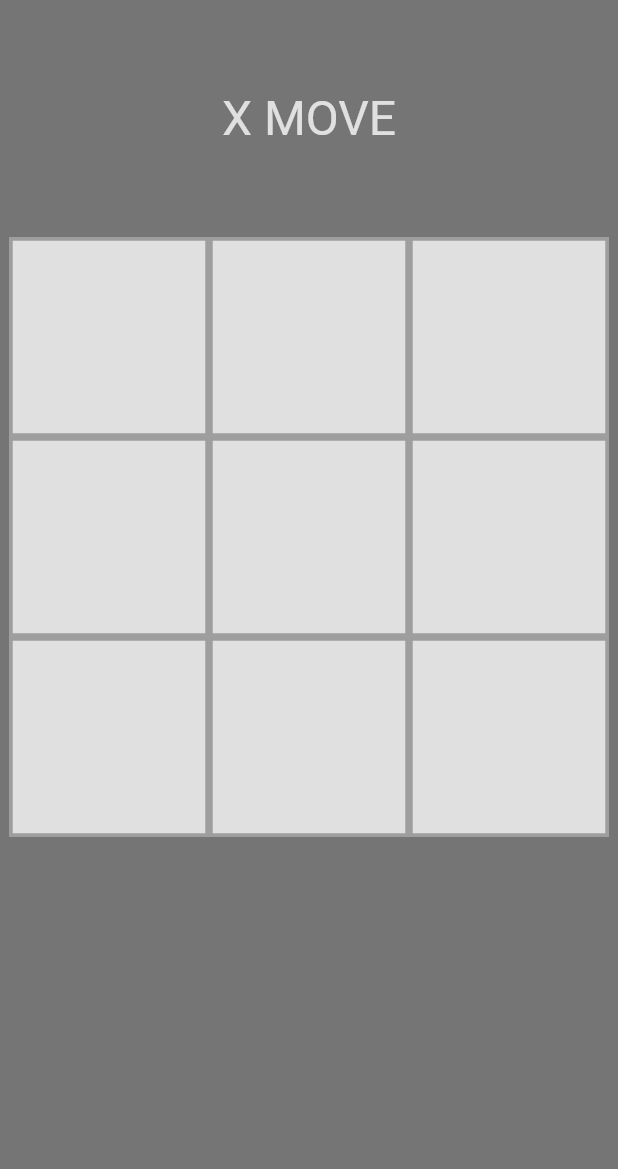
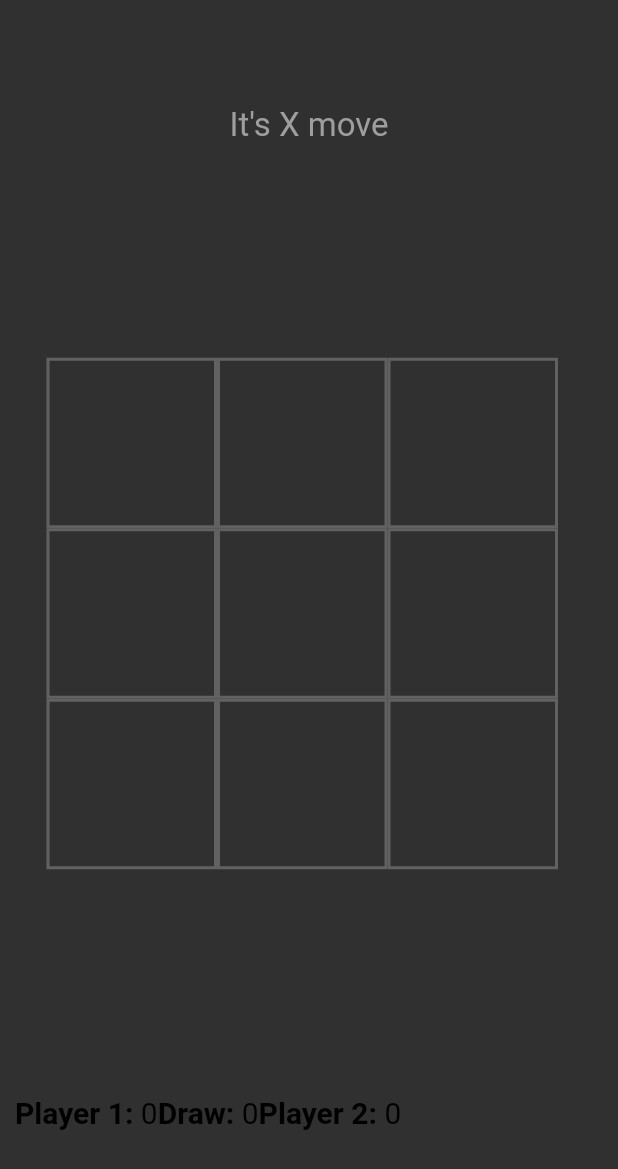
Before and after one commit to jakubjaniec/tictactoe, a Flutter app: the screen it shows after launch, on a phone screen of 412 x 824 dp. Shown: the top 1169 px of the screen. Run offline on Flutter 3.47's test engine with Material 2 defaults, Android fonts, the phone set to English and light mode, and no system bars.

Commit message:
Start app refactor

```diff
--- a/lib/field.dart
+++ /dev/null
@@ -1,48 +0,0 @@
-import 'package:flutter/material.dart';
-import 'shapes.dart';
-
-class Field extends StatefulWidget {
-  final Function saveChoice;
-  final List movesList;
-  final int row;
-  final int place;
-
-  Field(this.saveChoice, this.movesList, this.row, this.place);
-  @override
-  _FieldState createState() =>
-      _FieldState(this.saveChoice, this.movesList, this.row, this.place);
-}
-
-class _FieldState extends State<Field> {
-  bool disabled = false;
-
-  final Function saveChoice;
-  final List movesList;
-  final int row;
-  final int place;
-
-  _FieldState(this.saveChoice, this.movesList, this.row, this.place);
-
-  void handleClick() {
-    saveChoice(row, place);
-
-    setState(() {
-      disabled = true;
-    });
-  }
-
-  @override
-  Widget build(BuildContext context) {
-    return Container(
-      width: 400 / 3 - 5,
-      height: 400 / 3 - 5,
-      color: Colors.grey[300],
-      child: FlatButton(
-        onPressed: disabled ? null : handleClick,
-        child: disabled
-            ? (movesList[row][place] == 'X' ? XSign() : Circle())
-            : null,
-      ),
-    );
-  }
-}
--- a/lib/main.dart
+++ b/lib/main.dart
@@ -1,171 +1,12 @@
 import 'package:flutter/material.dart';
-import 'package:flutter_phoenix/flutter_phoenix.dart';
 
-import 'field.dart';
-import 'modals.dart';
+import 'pages/game.dart';
 
-void main() => runApp(MaterialApp(home: Phoenix(child: TicTacToe())));
+void main() => runApp(MaterialApp(home: TicTacToe()));
 
-class TicTacToe extends StatefulWidget {
-  @override
-  _TicTacToeState createState() => _TicTacToeState();
-}
-
-class _TicTacToeState extends State<TicTacToe> {
-  bool xMove = true;
-  String winner = '';
-  bool draw = false;
-  int movesCounter = 0;
-
-  var movesList = List.generate(3, (i) => List(3), growable: false);
-
-  // saves yours fields' choice into the movesList
-  void saveChoice(row, place) {
-    if (xMove)
-      setState(() {
-        movesList[row][place] = 'X';
-      });
-    else
-      setState(() {
-        movesList[row][place] = 'O';
-      });
-
-    setState(() {
-      xMove = !xMove;
-      movesCounter++;
-    });
-    checkWinner();
-  }
-
-  void showModal() async {
-    draw
-        ? await Modal.drawModal(context, restartGame)
-        : await Modal.winnerModal(context, winner, restartGame);
-  }
-
-  void restartGame() {
-    Phoenix.rebirth(context);
-  }
-
-  void checkWinner() {
-    for (int i = 0; i < 3; i++) {
-      // horizontal check
-      if (movesList[i][0] == 'X' &&
-          movesList[i][1] == 'X' &&
-          movesList[i][2] == 'X')
-        setState(() {
-          winner = 'X';
-        });
-      else if (movesList[i][0] == 'O' &&
-          movesList[i][1] == 'O' &&
-          movesList[i][2] == 'O')
-        setState(() {
-          winner = 'O';
-        });
-
-      // vertical check
-      if (movesList[0][i] == 'X' &&
-          movesList[1][i] == 'X' &&
-          movesList[2][i] == 'X')
-        setState(() {
-          winner = 'X';
-        });
-      else if (movesList[0][i] == 'O' &&
-          movesList[1][i] == 'O' &&
-          movesList[2][i] == 'O')
-        setState(() {
-          winner = 'O';
-        });
-
-      // cross check
-      if ((movesList[0][0] == 'X' &&
-              movesList[1][1] == 'X' &&
-              movesList[2][2] == 'X') ||
-          (movesList[0][2] == 'X' &&
-              movesList[1][1] == 'X' &&
-              movesList[2][0] == 'X'))
-        setState(() {
-          winner = 'X';
-        });
-      else if ((movesList[0][0] == 'O' &&
-              movesList[1][1] == 'O' &&
-              movesList[2][2] == 'O') ||
-          (movesList[0][2] == 'O' &&
-              movesList[1][1] == 'O' &&
-              movesList[2][0] == 'O'))
-        setState(() {
-          winner = 'O';
-        });
-    }
-    if (winner == '' && movesCounter == 9)
-      setState(() {
-        draw = true;
-      });
-
-    if (winner != '' || draw == true) showModal();
-  }
-
+class TicTacToe extends StatelessWidget {
   @override
   Widget build(BuildContext context) {
-    return Scaffold(
-      body: Flex(
-        direction: Axis.vertical,
-        children: [
-          Expanded(
-            child: Container(
-              color: Colors.grey[600],
-              child: Column(
-                mainAxisAlignment: MainAxisAlignment.start,
-                children: [
-                  Container(
-                    margin: EdgeInsets.symmetric(vertical: 60),
-                    child: Text(
-                      xMove ? 'X MOVE' : 'O MOVE',
-                      style: TextStyle(fontSize: 32.0, color: Colors.grey[300]),
-                    ),
-                  ),
-                  Center(
-                    child: Container(
-                      width: 400,
-                      height: 400,
-                      color: Colors.grey[500],
-                      child: Column(
-                        mainAxisAlignment: MainAxisAlignment.spaceAround,
-                        children: [
-                          Row(
-                            mainAxisAlignment: MainAxisAlignment.spaceAround,
-                            children: [
-                              Field(saveChoice, movesList, 0, 0),
-                              Field(saveChoice, movesList, 0, 1),
-                              Field(saveChoice, movesList, 0, 2),
-                            ],
-                          ),
-                          Row(
-                            mainAxisAlignment: MainAxisAlignment.spaceAround,
-                            children: [
-                              Field(saveChoice, movesList, 1, 0),
-                              Field(saveChoice, movesList, 1, 1),
-                              Field(saveChoice, movesList, 1, 2),
-                            ],
-                          ),
-                          Row(
-                            mainAxisAlignment: MainAxisAlignment.spaceAround,
-                            children: [
-                              Field(saveChoice, movesList, 2, 0),
-                              Field(saveChoice, movesList, 2, 1),
-                              Field(saveChoice, movesList, 2, 2),
-                            ],
-                          ),
-                        ],
-                      ),
-                    ),
-                  ),
-                ],
-              ),
-            ),
-          ),
-        ],
-      ),
-    );
+    return Game();
   }
 }
--- /dev/null
+++ b/lib/pages/components/board.dart
@@ -0,0 +1,63 @@
+import 'package:flutter/material.dart';
+
+import 'field.dart';
+
+class Board extends StatefulWidget {
+  final Function saveChoice;
+  final List movesList;
+  final bool restart;
+  final Function changeRestart;
+
+  Board(this.saveChoice, this.movesList, this.restart, this.changeRestart);
+
+  @override
+  _BoardState createState() => _BoardState();
+}
+
+class _BoardState extends State<Board> {
+  @override
+  Widget build(BuildContext context) {
+    return Container(
+      width: 350,
+      height: 350,
+      child: Column(
+        // mainAxisAlignment: MainAxisAlignment.spaceAround,
+        children: [
+          Row(
+            // mainAxisAlignment: MainAxisAlignment.spaceAround,
+            children: [
+              Field(widget.saveChoice, widget.movesList, 0, 0, widget.restart,
+                  widget.changeRestart),
+              Field(widget.saveChoice, widget.movesList, 0, 1, widget.restart,
+                  widget.changeRestart),
+              Field(widget.saveChoice, widget.movesList, 0, 2, widget.restart,
+                  widget.changeRestart),
+            ],
+          ),
+          Row(
+            // mainAxisAlignment: MainAxisAlignment.spaceAround,
+            children: [
+              Field(widget.saveChoice, widget.movesList, 1, 0, widget.restart,
+                  widget.changeRestart),
+              Field(widget.saveChoice, widget.movesList, 1, 1, widget.restart,
+                  widget.changeRestart),
+              Field(widget.saveChoice, widget.movesList, 1, 2, widget.restart,
+                  widget.changeRestart),
+            ],
+          ),
+          Row(
+            // mainAxisAlignment: MainAxisAlignment.spaceAround,
+            children: [
+              Field(widget.saveChoice, widget.movesList, 2, 0, widget.restart,
+                  widget.changeRestart),
+              Field(widget.saveChoice, widget.movesList, 2, 1, widget.restart,
+                  widget.changeRestart),
+              Field(widget.saveChoice, widget.movesList, 2, 2, widget.restart,
+                  widget.changeRestart),
+            ],
+          ),
+        ],
+      ),
+    );
+  }
+}
--- /dev/null
+++ b/lib/pages/components/field.dart
@@ -0,0 +1,78 @@
+import 'package:flutter/material.dart';
+
+import 'shapes.dart';
+
+class Field extends StatefulWidget {
+  final Function saveChoice;
+  final List movesList;
+  final int row;
+  final int place;
+  final bool restart;
+  final Function changeRestart;
+
+  Field(this.saveChoice, this.movesList, this.row, this.place, this.restart,
+      this.changeRestart);
+
+  @override
+  _FieldState createState() => _FieldState();
+}
+
+class _FieldState extends State<Field> {
+  bool disabled = false;
+
+  void handleClick() {
+    widget.saveChoice(widget.row, widget.place);
+
+    setState(() {
+      disabled = true;
+    });
+  }
+
+  Border determineBorder(row, place) {
+    Border determinedBorder = Border.all(width: 2, color: Colors.grey[700]);
+    var borderSide = BorderSide(width: 2, color: Colors.grey[700]);
+
+    switch ([row, place]) {
+      case [0, 0]:
+        determinedBorder = Border(bottom: borderSide, right: borderSide);
+        break;
+      case [0, 1]:
+        determinedBorder =
+            Border(bottom: borderSide, right: borderSide, left: borderSide);
+        break;
+      // default:
+      //   determinedBorder = Border(bottom: borderSide);
+      //   break;
+    }
+
+    return determinedBorder;
+  }
+
+  @override
+  Widget build(BuildContext context) {
+    if (widget.restart) {
+      widget.changeRestart();
+      setState(() {
+        disabled = false;
+      });
+    }
+
+    return Container(
+      width: 350 / 3 - 3,
+      height: 350 / 3 - 3,
+      // color: Colors.grey[850],
+      decoration:
+          BoxDecoration(border: determineBorder(widget.row, widget.place)),
+      child: FlatButton(
+        onPressed: disabled ? null : handleClick,
+        child: disabled
+            ? (widget.movesList[widget.row][widget.place] == 'X'
+                ? XSign(80, true)
+                : widget.movesList[widget.row][widget.place] == 'O'
+                    ? Circle(80, true)
+                    : null)
+            : null,
+      ),
+    );
+  }
+}
--- /dev/null
+++ b/lib/pages/components/results.dart
@@ -0,0 +1,77 @@
+import 'package:flutter/material.dart';
+
+class Results extends StatelessWidget {
+  final int xWins;
+  final int oWins;
+  final int draws;
+
+  Results(this.xWins, this.oWins, this.draws);
+
+  @override
+  Widget build(BuildContext context) {
+    return Flexible(
+      child: Container(
+        margin: EdgeInsets.only(left: 10.0),
+        child: Row(
+          mainAxisAlignment: MainAxisAlignment.start,
+          children: [
+            RichText(
+              text: TextSpan(
+                text: 'Player 1: ',
+                style: TextStyle(
+                  fontSize: 20.0,
+                  fontWeight: FontWeight.bold,
+                  color: Colors.black,
+                ),
+                children: [
+                  TextSpan(
+                    text: '$xWins',
+                    style: TextStyle(
+                      fontWeight: FontWeight.normal,
+                    ),
+                  )
+                ],
+              ),
+            ),
+            RichText(
+              text: TextSpan(
+                text: 'Draw: ',
+                style: TextStyle(
+                  fontSize: 20.0,
+                  fontWeight: FontWeight.bold,
+                  color: Colors.black,
+                ),
+                children: [
+                  TextSpan(
+                    text: '$draws',
+                    style: TextStyle(
+                      fontWeight: FontWeight.normal,
+                    ),
+                  )
+                ],
+              ),
+            ),
+            RichText(
+              text: TextSpan(
+                text: 'Player 2: ',
+                style: TextStyle(
+                  fontSize: 20.0,
+                  fontWeight: FontWeight.bold,
+                  color: Colors.black,
+                ),
+                children: [
+                  TextSpan(
+                    text: '$oWins',
+                    style: TextStyle(
+                      fontWeight: FontWeight.normal,
+                    ),
+                  )
+                ],
+              ),
+            ),
+          ],
+        ),
+      ),
+    );
+  }
+}
--- /dev/null
+++ b/lib/pages/components/shapes.dart
@@ -0,0 +1,33 @@
+import 'package:flutter/material.dart';
+
+class XSign extends StatelessWidget {
+  final double shapeSize;
+  final bool active;
+
+  XSign(this.shapeSize, this.active);
+
+  @override
+  Widget build(BuildContext context) {
+    return Container(
+      padding: EdgeInsets.all(10),
+      child: Icon(Icons.close,
+          size: shapeSize, color: active ? Colors.teal[400] : Colors.grey[600]),
+    );
+  }
+}
+
+class Circle extends StatelessWidget {
+  final double shapeSize;
+  final bool active;
+
+  Circle(this.shapeSize, this.active);
+
+  @override
+  Widget build(BuildContext context) {
+    return Container(
+      padding: EdgeInsets.all(10),
+      child: Icon(Icons.panorama_fish_eye,
+          size: shapeSize, color: active ? Colors.red[300] : Colors.grey[600]),
+    );
+  }
+}
--- /dev/null
+++ b/lib/pages/game.dart
@@ -0,0 +1,158 @@
+import 'package:flutter/material.dart';
+
+import 'components/modals.dart';
+// import 'components/shapes.dart';
+import 'components/board.dart';
+import 'components/results.dart';
+
+class Game extends StatefulWidget {
+  @override
+  _GameState createState() => _GameState();
+}
+
+class _GameState extends State<Game> {
+  bool xMove = true;
+  String winner = '';
+  bool draw = false;
+  int movesCounter = 0;
+
+  int xWins = 0;
+  int oWins = 0;
+  int draws = 0;
+  bool restart = false;
+
+  List movesList = List.generate(3, (i) => List(3), growable: false);
+
+  // saves yours field choice into the movesList
+  void saveChoice(row, place) {
+    if (xMove)
+      setState(() {
+        movesList[row][place] = 'X';
+      });
+    else
+      setState(() {
+        movesList[row][place] = 'O';
+      });
+
+    setState(() {
+      xMove = !xMove;
+      movesCounter++;
+    });
+    checkWinner();
+  }
+
+  void showModal() async {
+    draw
+        ? await Modal.drawModal(context, restartGame)
+        : await Modal.winnerModal(context, winner, restartGame);
+  }
+
+  void restartGame() {
+    if (winner == 'X') {
+      setState(() {
+        xWins++;
+      });
+    } else if (winner == 'O')
+      setState(() {
+        oWins++;
+      });
+    if (draw)
+      setState(() {
+        draws++;
+      });
+
+    setState(() {
+      restart = true;
+      xMove = !xMove;
+      winner = '';
+      draw = false;
+      movesCounter = 0;
+      movesList = List.generate(3, (i) => List(3), growable: false);
+    });
+  }
+
+  void changeRestart() async {
+    setState(() {
+      restart = false;
+    });
+  }
+
+  void checkWinner() {
+    for (int i = 0; i < 3; i++) {
+      // horizontal check
+      if (movesList[i][0] == 'X' &&
+          movesList[i][1] == 'X' &&
+          movesList[i][2] == 'X')
+        setState(() {
+          winner = 'X';
+        });
+      else if (movesList[i][0] == 'O' &&
+          movesList[i][1] == 'O' &&
+          movesList[i][2] == 'O')
+        setState(() {
+          winner = 'O';
+        });
+
+      // vertical check
+      if (movesList[0][i] == 'X' &&
+          movesList[1][i] == 'X' &&
+          movesList[2][i] == 'X')
+        setState(() {
+          winner = 'X';
+        });
+      else if (movesList[0][i] == 'O' &&
+          movesList[1][i] == 'O' &&
+          movesList[2][i] == 'O')
+        setState(() {
+          winner = 'O';
+        });
+
+      // cross check
+      if ((movesList[0][0] == 'X' &&
+              movesList[1][1] == 'X' &&
+              movesList[2][2] == 'X') ||
+          (movesList[0][2] == 'X' &&
+              movesList[1][1] == 'X' &&
+              movesList[2][0] == 'X'))
+        setState(() {
+          winner = 'X';
+        });
+      else if ((movesList[0][0] == 'O' &&
+              movesList[1][1] == 'O' &&
+              movesList[2][2] == 'O') ||
+          (movesList[0][2] == 'O' &&
+              movesList[1][1] == 'O' &&
+              movesList[2][0] == 'O'))
+        setState(() {
+          winner = 'O';
+        });
+    }
+    if (winner == '' && movesCounter == 9)
+      setState(() {
+        draw = true;
+      });
+
+    if (winner != '' || draw == true) showModal();
+  }
+
+  @override
+  Widget build(BuildContext context) {
+    return Scaffold(
+      backgroundColor: Colors.grey[850],
+      body: SafeArea(
+        child: Column(
+          mainAxisAlignment: MainAxisAlignment.spaceAround,
+          children: [
+            Container(
+                child: Text(
+              'It\'s X move',
+              style: TextStyle(color: Colors.grey[500], fontSize: 22),
+            )),
+            Board(saveChoice, movesList, restart, changeRestart),
+            Results(xWins, oWins, draws),
+          ],
+        ),
+      ),
+    );
+  }
+}
--- a/lib/shapes.dart
+++ /dev/null
@@ -1,21 +0,0 @@
-import 'package:flutter/material.dart';
-
-class XSign extends StatelessWidget {
-  @override
-  Widget build(BuildContext context) {
-    return Container(
-      padding: EdgeInsets.all(10),
-      child: Icon(Icons.close, size: 80),
-    );
-  }
-}
-
-class Circle extends StatelessWidget {
-  @override
-  Widget build(BuildContext context) {
-    return Container(
-      padding: EdgeInsets.all(10),
-      child: Icon(Icons.panorama_fish_eye, size: 80),
-    );
-  }
-}
--- a/pubspec.yaml
+++ b/pubspec.yaml
@@ -1,4 +1,4 @@
-name: tictactoe
+name: TicTacToe
 description: A new Flutter project.
 
 # The following line prevents the package from being accidentally published to
@@ -23,7 +23,6 @@ environment:
 dependencies:
   flutter:
     sdk: flutter
-  flutter_phoenix: "^0.1.0"
 
   # The following adds the Cupertino Icons font to your application.
   # Use with the CupertinoIcons class for iOS style icons.
```
Also changed, not shown: lib/pages/components/modals.dart (renamed from lib/modals.dart), pubspec.lock.
